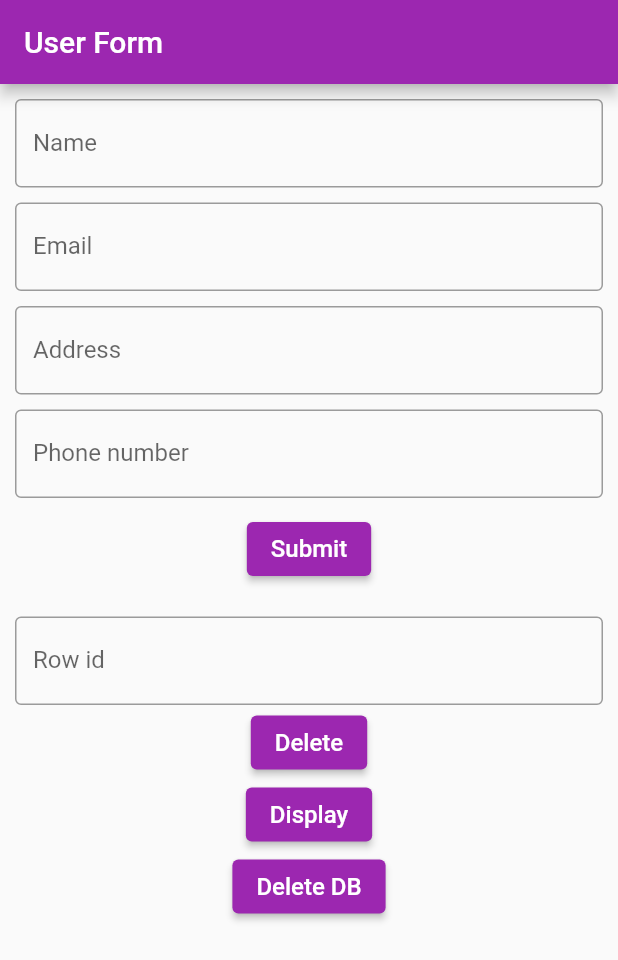
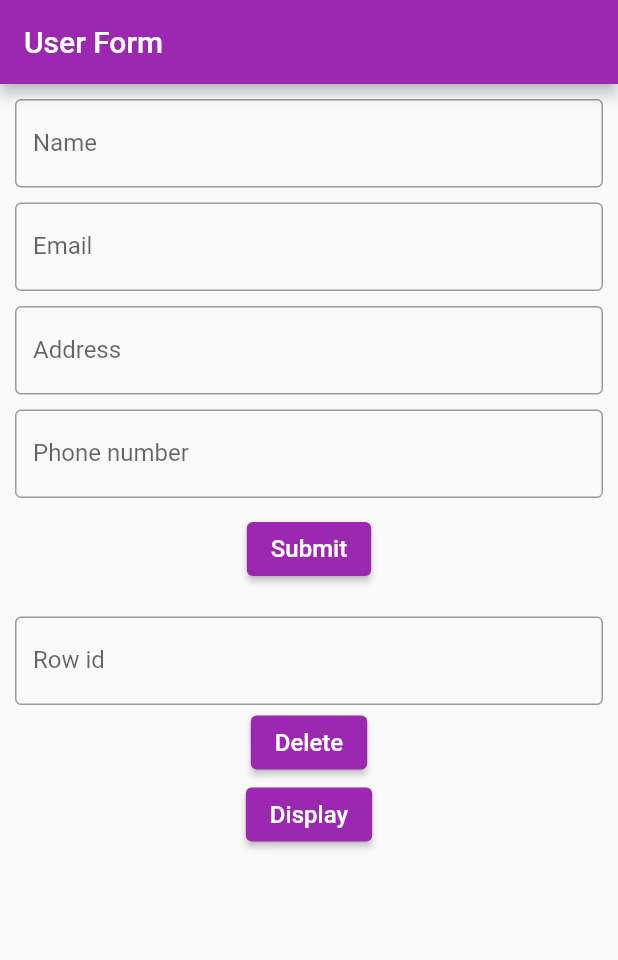
Before and after one commit to suburbanbourbon/simple-flutter-app, a Flutter app: the screen it shows after launch, on a phone screen of 412 x 824 dp. Shown: the top 960 px of the screen. Run offline on Flutter 3.47's test engine with Material 2 defaults, Android fonts, the phone set to English and light mode, and no system bars; our stand-ins replace sqflite; accounts and stored records are empty.

Commit message:
Commented Delete DB button

```diff
--- a/lib/display_screen.dart
+++ b/lib/display_screen.dart
@@ -25,7 +25,7 @@ class _DisplayScreenState extends State<DisplayScreen> {
   Widget build(BuildContext context) {
     return Scaffold(
       appBar: AppBar(
-        title: const Text("Second Route"),
+        title: const Text("Display Records"),
       ),
 
       body: SingleChildScrollView(
--- a/lib/form_screen.dart
+++ b/lib/form_screen.dart
@@ -226,18 +226,18 @@ class FormScreenState extends State<FormScreen> {
                         );
                       },
                   ),
-                  ElevatedButton(
-                      child: const Text(
-                        'Delete DB',
-                        style: TextStyle(
-                          color: Colors.white,
-                          fontSize: 16
-                        ),
-                      ),
-                      onPressed: () async {
-                        bool value = await DatabaseHelper.instance.deleteDb();
-                      },
-                  ),
+                  // ElevatedButton(
+                  //     child: const Text(
+                  //       'Delete DB',
+                  //       style: TextStyle(
+                  //         color: Colors.white,
+                  //         fontSize: 16
+                  //       ),
+                  //     ),
+                  //     onPressed: () async {
+                  //       bool value = await DatabaseHelper.instance.deleteDb();
+                  //     },
+                  // ),
                 ],
               ),
             )
--- a/lib/main.dart
+++ b/lib/main.dart
@@ -48,9 +48,10 @@ class _HomePageState extends State<HomePage> {
   }
 }
 
-// TODO: put all widgets in one file
+// TODO: if possible put all widgets in file form_screen.dart from line 27 to 140 in a separate file
 // TODO: use unused variables to display message at the bottom after a certain operation
 // TODO: handle errors for delete record and show message
 // TODO: handle errors for various other fields
 // TODO: display records in a table
 // TODO: display message when there are no records to display
+// TODO: find any descrepencies and correct them (eg strings, filename, variable name, etc.)
```
Also changed, not shown: pubspec.lock.
